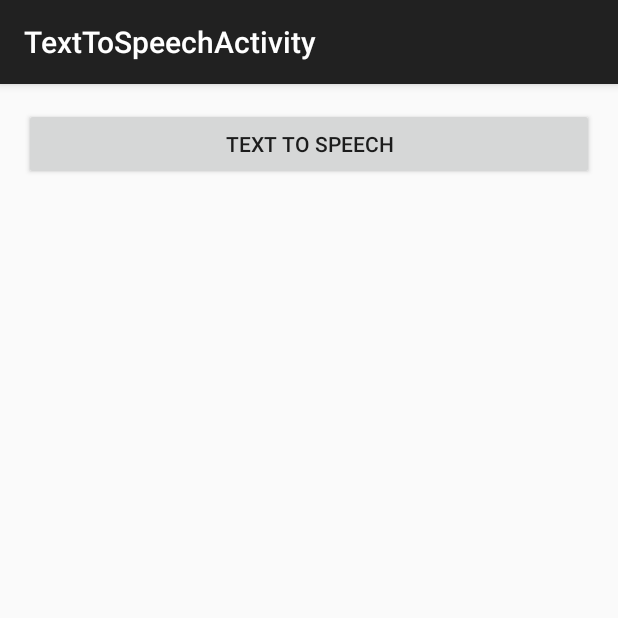
After one commit to markatithinkbest/Visualizer00, an Android app: the TextToSpeechActivity screen opened directly, with no data from a screen before it, on a phone screen of 412 x 824 dp, the top half of it. The commit adds this screen. Run offline under Robolectric (Android 15) with nearby library versions, the phone set to English and light mode, and no system bars.

Commit message:
add text to speech

```diff
--- a/app/src/main/AndroidManifest.xml
+++ b/app/src/main/AndroidManifest.xml
@@ -33,6 +33,10 @@
             android:name=".VoiceActivity"
             android:label="@string/title_activity_voice" >
         </activity>
+        <activity
+            android:name=".TextToSpeechActivity"
+            android:label="@string/title_activity_text_to_speech" >
+        </activity>
     </application>
 
 </manifest>
--- a/app/src/main/java/com/ithinkbest/visualizer00/MainActivity.java
+++ b/app/src/main/java/com/ithinkbest/visualizer00/MainActivity.java
@@ -63,8 +63,10 @@ public class MainActivity extends ActionBarActivity {
     }
 
     public void onClickBtn4(View view) {
-        Toast.makeText(this, "to launch " + getResources().getString(R.string.btn4),
-                Toast.LENGTH_SHORT).show();
+//        Toast.makeText(this, "to launch " + getResources().getString(R.string.btn4),
+//                Toast.LENGTH_SHORT).show();
+        Intent intent = new Intent(this, TextToSpeechActivity.class);
+        startActivity(intent);
     }
 
     public void onClickBtn5(View view) {
--- /dev/null
+++ b/app/src/main/res/layout/activity_text_to_speech.xml
@@ -0,0 +1,26 @@
+<LinearLayout xmlns:android="http://schemas.android.com/apk/res/android"
+    xmlns:tools="http://schemas.android.com/tools"
+    android:layout_width="match_parent"
+    android:layout_height="match_parent"
+    android:orientation="vertical"
+    android:paddingBottom="@dimen/activity_vertical_margin"
+    android:paddingLeft="@dimen/activity_horizontal_margin"
+    android:paddingRight="@dimen/activity_horizontal_margin"
+    android:paddingTop="@dimen/activity_vertical_margin"
+    tools:context="com.ithinkbest.visualizer00.TextToSpeechActivity">
+
+
+    <Button
+        android:id="@+id/btn_text_to_speech"
+        android:layout_width="match_parent"
+        android:layout_height="wrap_content"
+        android:onClick="onClickTextToSpeech"
+        android:text="@string/text_to_speech" />
+
+    <TextView
+        android:id="@+id/tv_script"
+        android:layout_width="wrap_content"
+        android:layout_height="wrap_content"
+        android:text="" />
+
+</LinearLayout>
--- a/app/src/main/res/values/strings.xml
+++ b/app/src/main/res/values/strings.xml
@@ -8,9 +8,11 @@
     <string name="btn1">Audio Visualizer </string>
     <string name="btn2">Capture Audio</string>
     <string name="btn3">Voice </string>
-    <string name="btn4">BUILD IT BIGGER</string>
+    <string name="btn4">Text To Speech</string>
     <string name="btn5">XYZ READER</string>
     <string name="btn6">CAPSTONE: MY OWN APP</string>
     <string name="title_activity_voice">VoiceActivity</string>
     <string name="btn_voice">Voice</string>
+    <string name="title_activity_text_to_speech">TextToSpeechActivity</string>
+    <string name="text_to_speech">Text To Speech</string>
 </resources>
```
Also changed, not shown: app/src/main/java/com/ithinkbest/visualizer00/TextToSpeechActivity.java (added, +54 -0 lines), app/src/main/res/menu/menu_text_to_speech.xml (added, +7 -0 lines).
